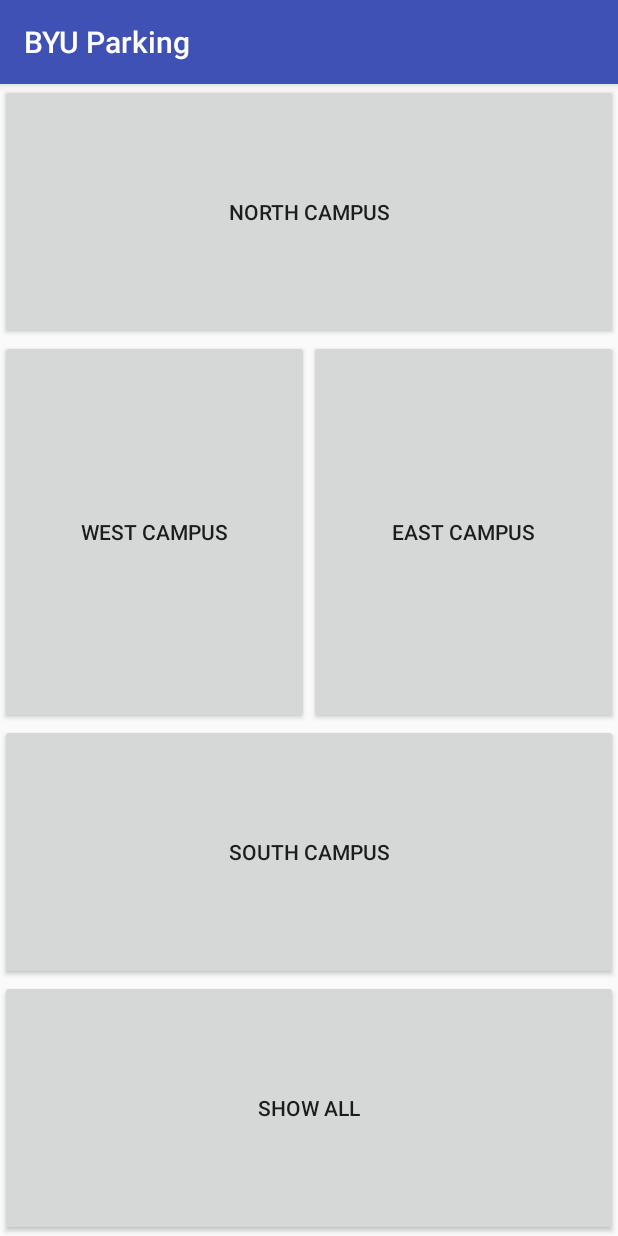
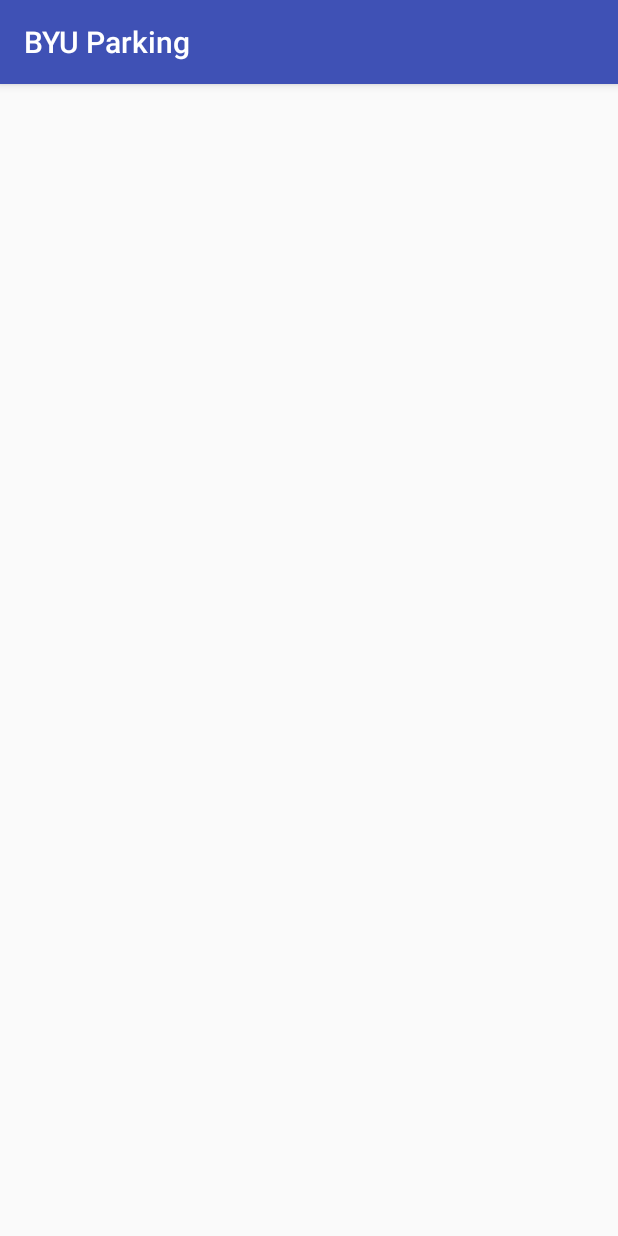
Before and after one commit to tsmith1644/BYUParking, an Android app: the screen it shows after launch (MainActivity), on a phone screen of 412 x 824 dp. Run offline under Robolectric (Android 15) with nearby library versions, the phone set to English and light mode, and no system bars.

Commit message:
Basis for App

```diff
--- a/app/src/main/res/layout/activity_main.xml
+++ b/app/src/main/res/layout/activity_main.xml
@@ -6,60 +6,4 @@
     android:layout_height="match_parent"
     tools:context="byu.byuparking.MainActivity">
 
-    <LinearLayout xmlns:android="http://schemas.android.com/apk/res/android"
-        android:layout_width="fill_parent"
-        android:layout_height="fill_parent"
-        android:orientation="vertical">
-
-        <Button
-            android:id="@+id/northButton"
-            android:layout_width="fill_parent"
-            android:layout_height="0dp"
-            android:layout_weight="20"
-            android:text="North Campus"
-            tools:layout_editor_absoluteY="16dp"
-            app:layout_constraintRight_toRightOf="parent"
-            app:layout_constraintLeft_toLeftOf="parent" />
-
-        <LinearLayout xmlns:android="http://schemas.android.com/apk/res/android"
-            android:layout_width="fill_parent"
-            android:layout_height="0dp"
-            android:layout_weight="30"
-            android:orientation="horizontal">
-
-            <Button
-                android:id="@+id/westButton"
-                android:layout_width="0dp"
-                android:layout_height="fill_parent"
-                android:layout_weight="50"
-                android:text="West Campus" />
-
-            <Button
-                android:id="@+id/eastButton"
-                android:layout_width="0dp"
-                android:layout_height="fill_parent"
-                android:layout_weight="50"
-                android:text="East Campus" />
-        </LinearLayout>
-
-        <Button
-            android:id="@+id/southButton"
-            android:layout_width="fill_parent"
-            android:layout_height="0dp"
-            android:layout_weight="20"
-            android:text="South Campus"
-            tools:layout_editor_absoluteY="288dp"
-            app:layout_constraintRight_toRightOf="parent"
-            app:layout_constraintLeft_toLeftOf="parent" />
-
-        <Button
-            android:id="@+id/allButton"
-            android:layout_width="fill_parent"
-            android:layout_height="0dp"
-            android:layout_weight="20"
-            android:text="Show All"
-            tools:layout_editor_absoluteY="427dp"
-            app:layout_constraintRight_toRightOf="parent"
-            app:layout_constraintLeft_toLeftOf="parent" />
-    </LinearLayout>
 </android.support.constraint.ConstraintLayout>
```
Also changed, not shown: app/src/main/AndroidManifest.xml (+0 -9 lines), app/src/main/java/byu/byuparking/SettingsActivity.java (deleted, +0 -254 lines).
